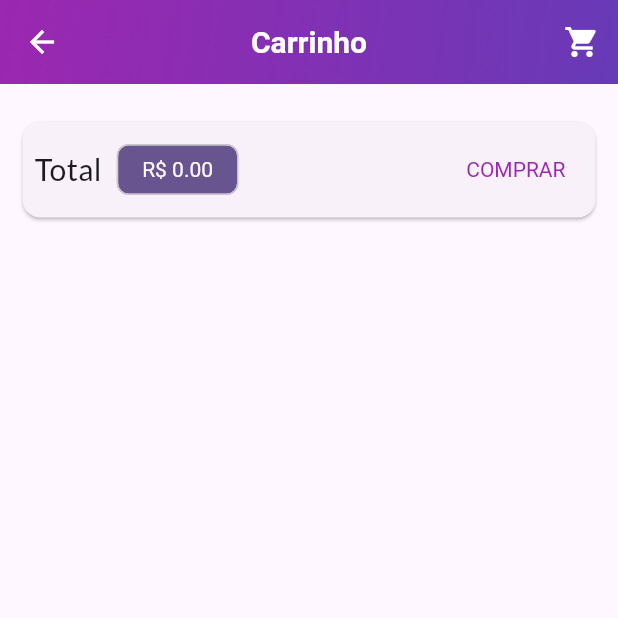
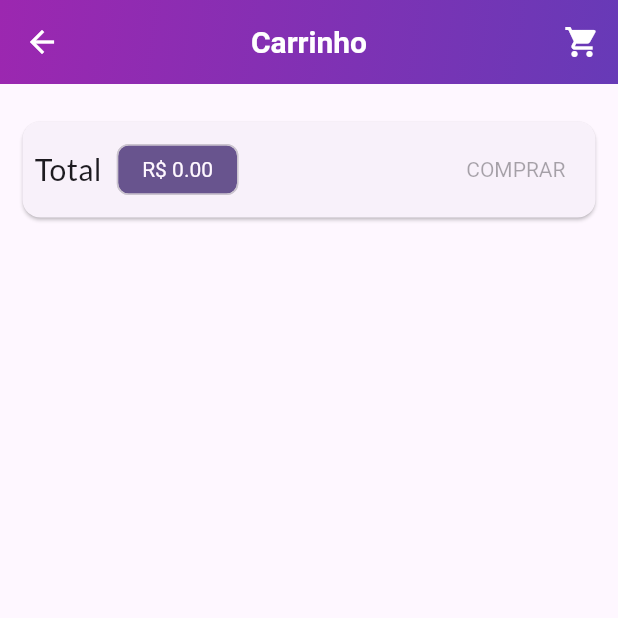
Before and after one commit to LucasFagundesWielewski/shop_app, a Flutter app: the CartPage screen opened by its route, on a phone screen of 412 x 824 dp, the top half of it. Run offline on Flutter 3.47's test engine with Material 3 defaults, Android fonts, the phone set to English and light mode, and no system bars; network calls fail.

Commit message:
feat: added buy button loading

```diff
--- a/lib/models/cart_page.dart
+++ b/lib/models/cart_page.dart
@@ -50,7 +50,7 @@ class CartPage extends StatelessWidget {
                       fontSize: 20,
                     ),
                   ),
-                  SizedBox(width: 10),
+                  const SizedBox(width: 10),
                   Chip(
                     backgroundColor: Theme.of(context).primaryColor,
                     label: Text(
@@ -63,20 +63,8 @@ class CartPage extends StatelessWidget {
                       ),
                     ),
                   ),
-                  Spacer(),
-                  TextButton(
-                    style: TextButton.styleFrom(
-                      textStyle: TextStyle(
-                        color: Theme.of(context).primaryColor,
-                      ),
-                    ),
-                    onPressed: () {
-                      Provider.of<OrderList>(context, listen: false)
-                          .addOrder(cart);
-                      cart.clear();
-                    },
-                    child: Text('COMPRAR'),
-                  )
+                  const Spacer(),
+                  CartButton(cart: cart)
                 ],
               ),
             ),
@@ -92,3 +80,47 @@ class CartPage extends StatelessWidget {
     );
   }
 }
+
+class CartButton extends StatefulWidget {
+  const CartButton({
+    super.key,
+    required this.cart,
+  });
+
+  final Cart cart;
+
+  @override
+  State<CartButton> createState() => _CartButtonState();
+}
+
+class _CartButtonState extends State<CartButton> {
+  bool _isLoading = false;
+
+  @override
+  Widget build(BuildContext context) {
+    return _isLoading
+        ? const CircularProgressIndicator()
+        : TextButton(
+            style: TextButton.styleFrom(
+              textStyle: TextStyle(
+                color: Theme.of(context).primaryColor,
+              ),
+            ),
+            onPressed: widget.cart.itemCount == 0
+                ? null
+                : () async {
+                    setState(() {
+                      _isLoading = true;
+                    });
+                    await Provider.of<OrderList>(context, listen: false)
+                        .addOrder(widget.cart);
+
+                    widget.cart.clear();
+                    setState(() {
+                      _isLoading = false;
+                    });
+                  },
+            child: const Text('COMPRAR'),
+          );
+  }
+}
--- a/lib/utils/constants.dart
+++ b/lib/utils/constants.dart
@@ -1,4 +1,6 @@
 class Constants {
   static const PRODUCT_BASE_URL =
       'https://shop-code-e6c83-default-rtdb.firebaseio.com/products';
+  static const ORDER_BASE_URL =
+      'https://shop-code-e6c83-default-rtdb.firebaseio.com/orders';
 }
```
Also changed, not shown: lib/models/order_list.dart (+26 -5 lines).
